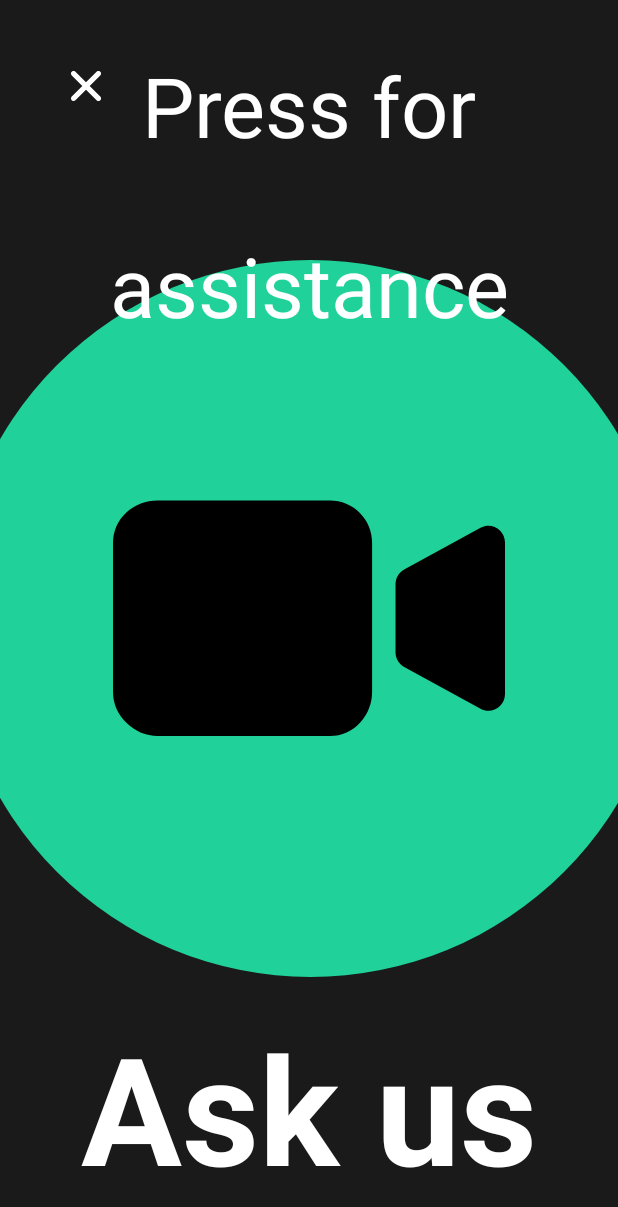
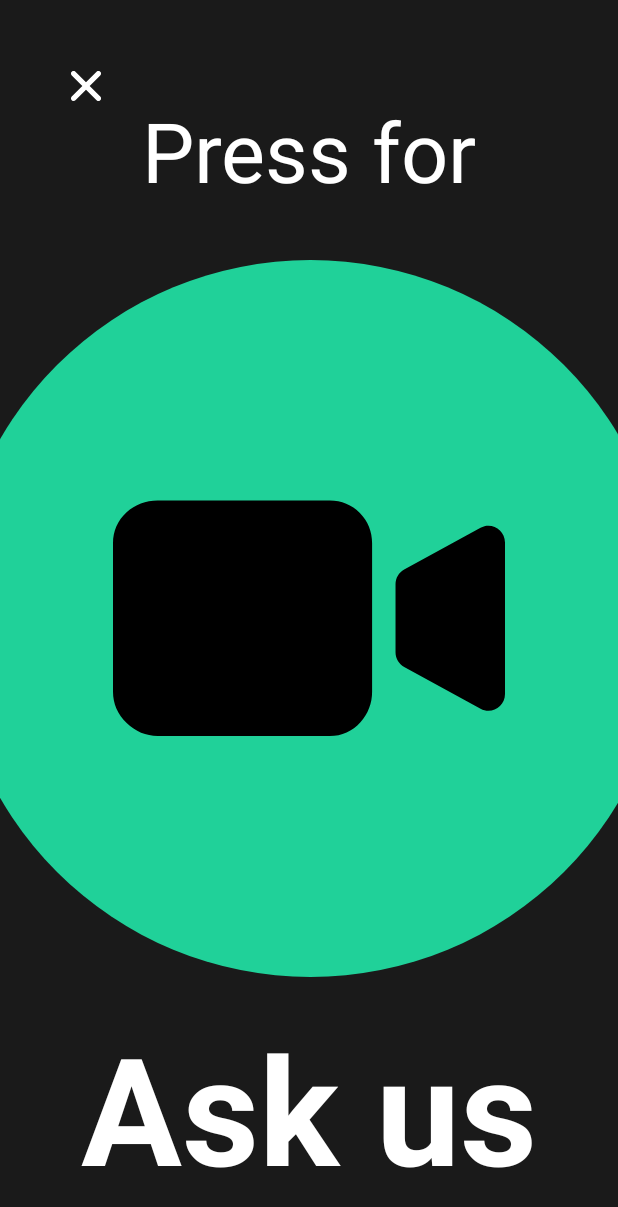
Before and after one commit to ROBOTEAM-HOME/temi-welcomingmode-b2b, an Android app: the layout activity_call.xml on its own in the app's theme, with its tools: preview values and no code run, on a phone screen of 412 x 824 dp. Shown: the top 1207 px of the screen. Run offline under Robolectric (Android 15) with nearby library versions, the phone set to English and light mode, and no system bars.

Commit message:
Fix details

```diff
--- a/app/src/main/java/com/robotemi/welcomingbtob/featurelist/play/PlayFragment.kt
+++ b/app/src/main/java/com/robotemi/welcomingbtob/featurelist/play/PlayFragment.kt
@@ -71,6 +71,7 @@ class PlayFragment : FeatureBaseFragment(), OnBeWithMeStatusChangedListener {
                 startSkill(SKILL_PACKAGE_CAMERA, nlpResult)
             }
             getString(R.string.feature_follow) -> robot.beWithMe()
+            getString(R.string.feature_stop_follow) -> robot.stopMovement()
             getString(R.string.feature_play_music) -> startSkill(SKILL_PACKAGE_MUSIC, null)
         }
     }
--- a/app/src/main/res/layout/activity_call.xml
+++ b/app/src/main/res/layout/activity_call.xml
@@ -72,9 +72,9 @@
 
     <androidx.appcompat.widget.AppCompatTextView
         android:layout_width="wrap_content"
-        android:layout_height="wrap_content"
-        android:layout_marginTop="33dp"
-        android:gravity="center_horizontal"
+        android:layout_height="110dp"
+        android:layout_marginTop="63dp"
+        android:gravity="center"
         android:lineSpacingExtra="55sp"
         android:text="@string/press_for_assistance"
         android:textColor="@color/white"
```
Also changed, not shown: app/src/main/java/com/robotemi/welcomingbtob/MainActivity.kt (+3 -4 lines), app/src/main/java/com/robotemi/welcomingbtob/call/CallActivity.kt (+0 -7 lines).
